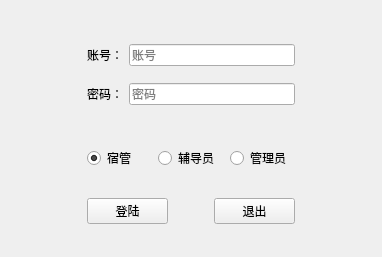
Qt form widget.ui (wo16pao/MS) before a commit.
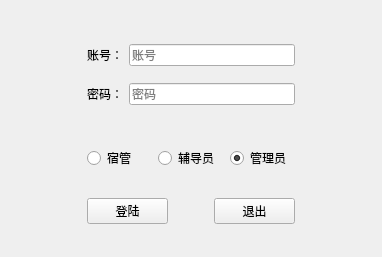
The same form after that commit.

```diff
--- a/widget.ui
+++ b/widget.ui
@@ -97,7 +97,7 @@
             <string>宿管</string>
            </property>
            <property name="checked">
-            <bool>true</bool>
+            <bool>false</bool>
            </property>
           </widget>
          </item>
@@ -113,6 +113,9 @@
            <property name="text">
             <string>管理员</string>
            </property>
+           <property name="checked">
+            <bool>true</bool>
+           </property>
           </widget>
          </item>
         </layout>
```
